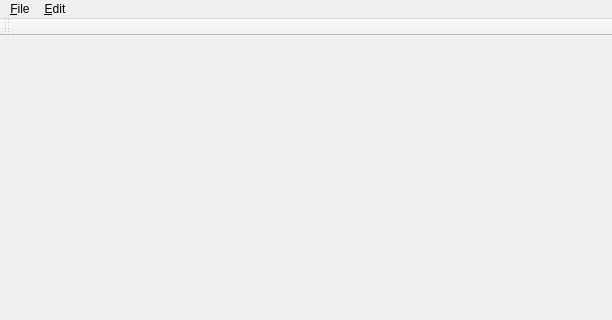
The window that cosecantmainwindow.ui (edpowley/cosecant) describes before a commit, drawn with Qt 5; both pictures show x 0 to 612 and y 0 to 320 of the 612 by 507 pixel window.
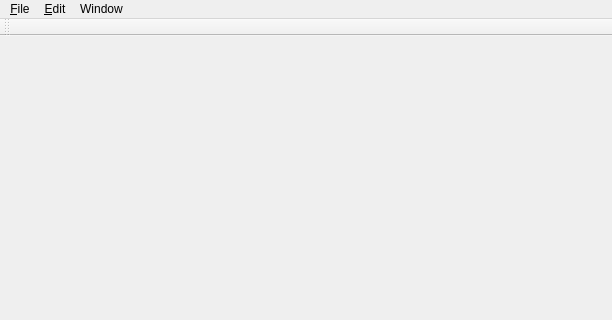
The same window after the commit.

Commit message: theUndo Dock widget for undo stack Don't merge undo commands for machine moves

Patch:
```diff
--- a/cosecantmainwindow.ui
+++ b/cosecantmainwindow.ui
@@ -38,8 +38,14 @@
     <addaction name="actionUndoredo_placeholder"/>
     <addaction name="separator"/>
    </widget>
+   <widget class="QMenu" name="menuWindow">
+    <property name="title">
+     <string>Window</string>
+    </property>
+   </widget>
    <addaction name="menuFile"/>
    <addaction name="menu_Edit"/>
+   <addaction name="menuWindow"/>
   </widget>
   <widget class="QToolBar" name="mainToolBar">
    <attribute name="toolBarArea">
```
The commit also changes 6 other files.
